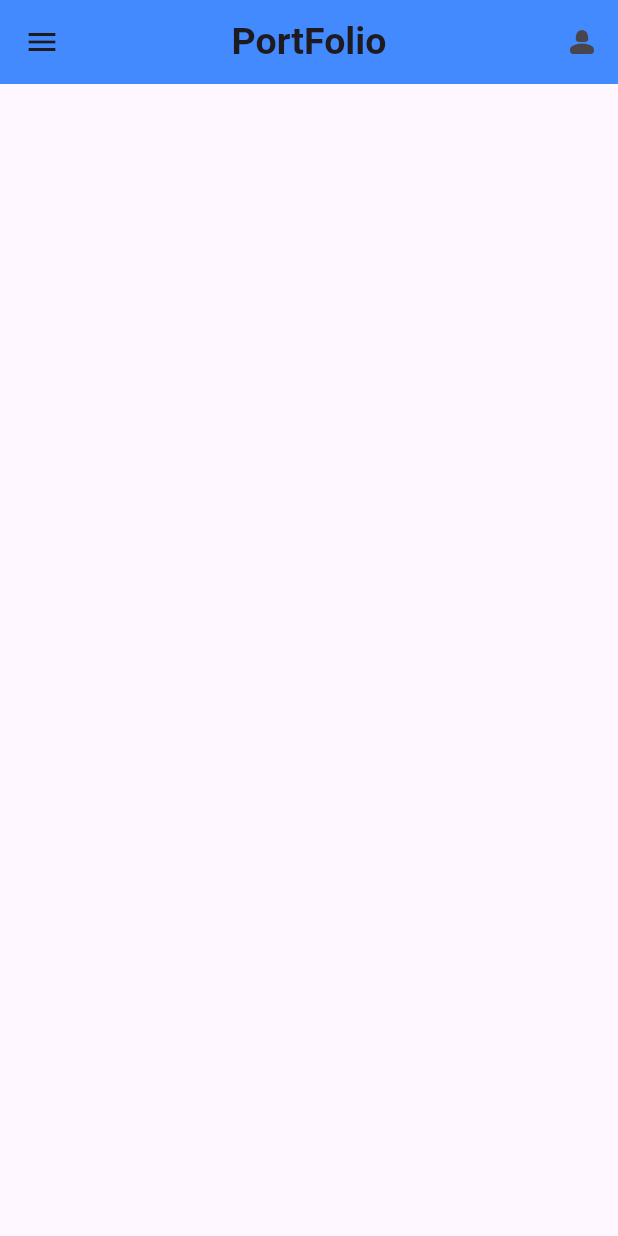
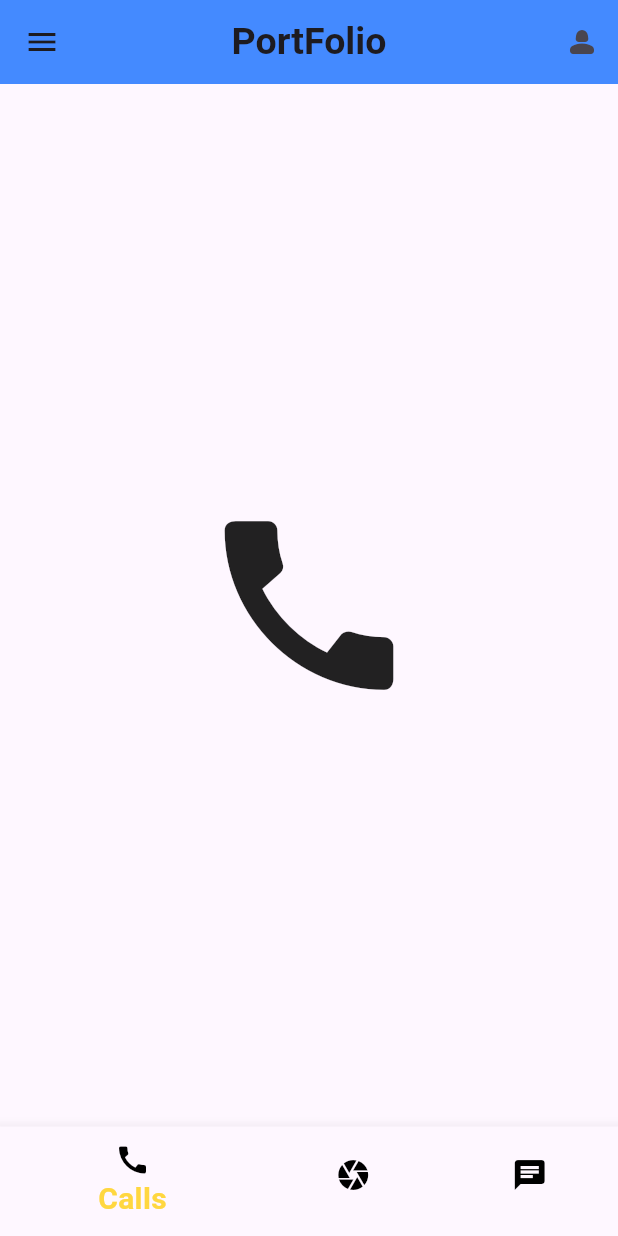
Before and after one commit to KHALEDKHLYAN/Flutter_SimpleStarting_App, a Flutter app: the screen it shows after launch, on a phone screen of 412 x 824 dp. Run offline on Flutter 3.47's test engine with Material 3 defaults, Android fonts, the phone set to English and light mode, and no system bars.

Commit message:
portfolio app

```diff
--- a/starting_app1/lib/main.dart
+++ b/starting_app1/lib/main.dart
@@ -1,4 +1,5 @@
 import 'package:flutter/material.dart';
+import 'package:starting_app1/screens/start_page.dart';
 
 void main() {
   runApp(const MyApp());
@@ -9,53 +10,9 @@ class MyApp extends StatelessWidget {
 
   @override
   Widget build(BuildContext context) {
-    return MaterialApp(
+    return  MaterialApp(
       debugShowCheckedModeBanner: false,
-      title: 'Flutter Demo',
-      themeMode: ThemeMode.dark,
-      home: Scaffold(
-        appBar: AppBar(
-          centerTitle: true,
-          title: const Text(
-            'PortFolio',
-            style: TextStyle(fontSize: 25.0, fontWeight: FontWeight.bold),
-          ),
-          backgroundColor: Colors.blueAccent,
-          actions: [
-            IconButton(
-                icon: const Icon(Icons.person_2_rounded), onPressed: () {})
-          ],
-        ),
-        drawer: Drawer(
-          child: ListView(
-            padding: EdgeInsets.zero,
-            children: [
-              const UserAccountsDrawerHeader(
-                accountEmail: Text('Khaledkhlyan@gmail.com'),
-                accountName: Text('KHALED_4Cus'),
-                currentAccountPicture: CircleAvatar(
-                  foregroundImage: AssetImage('assets/bleach.jpg'),
-                ),
-              ),
-              customBuildListTile(Icons.home, 'Home Page 1', () {
-                Navigator.pop(context);
-              }),
-              customBuildListTile(Icons.train, 'Train Page 2', () {
-                Navigator.pop(context);
-              }),
-            ],
-          ),
-        ),
-      ),
+      theme: ThemeData(primarySwatch: Colors.deepPurple),
+      home: const MyFirstApp(),
     );
-  }
-}
-
-
-ListTile customBuildListTile(IconData icon, String text, VoidCallback onTap) {
-  return ListTile(
-    leading: Icon(icon),
-    title: Text(text),
-    onTap: onTap,
-  );
-}
+  }}
--- /dev/null
+++ b/starting_app1/lib/screens/start_page.dart
@@ -0,0 +1,121 @@
+import 'package:flutter/material.dart';
+
+class MyFirstApp extends StatefulWidget {
+  const MyFirstApp({super.key});
+
+  @override
+  State<MyFirstApp> createState() => _MyFirstAppState();
+}
+
+class _MyFirstAppState extends State<MyFirstApp> {
+  int _selectedIndex = 0;
+  void _onItemTapped(int index) {
+    setState(() {
+      _selectedIndex = index;
+    });
+  }
+
+  @override
+  Widget build(BuildContext context) {
+    // ignore: no_leading_underscores_for_local_identifiers
+    const List<Widget> _pages = <Widget>[
+      Icon(
+        Icons.call,
+        size: 150,
+      ),
+      Icon(
+        Icons.camera,
+        size: 150,
+      ),
+      Icon(
+        Icons.chat,
+        size: 150,
+      ),
+    ];
+
+    return MaterialApp(
+      debugShowCheckedModeBanner: false,
+      title: 'Flutter Demo',
+      themeMode: ThemeMode.dark,
+      home: Scaffold(
+        appBar: AppBar(
+          centerTitle: true,
+          title: const Text(
+            'PortFolio',
+            style: TextStyle(fontSize: 25.0, fontWeight: FontWeight.bold),
+          ),
+          backgroundColor: Colors.blueAccent,
+          actions: [
+            IconButton(
+                icon: const Icon(Icons.person_2_rounded), onPressed: () {})
+          ],
+        ),
+        drawer: Drawer(
+          child: ListView(
+            padding: EdgeInsets.zero,
+            children: [
+              const UserAccountsDrawerHeader(
+                accountEmail: Text('Khaledkhlyan@gmail.com'),
+                accountName: Text('KHALED_4Cus'),
+                currentAccountPicture: CircleAvatar(
+                  foregroundImage: AssetImage('assets/bleach.jpg'),
+                ),
+              ),
+              customBuildListTile(Icons.home, 'Home Page 1', () {
+                Navigator.pop(context);
+              }),
+              customBuildListTile(Icons.train, 'Train Page 2', () {
+                Navigator.pop(context);
+              }),
+            ],
+          ),
+        ),
+        bottomNavigationBar: BottomNavigationBar(
+          backgroundColor: Colors.grey[800],
+          type: BottomNavigationBarType.shifting,
+          selectedFontSize: 20,
+          selectedIconTheme: const IconThemeData(color: Colors.amberAccent),
+          selectedItemColor: Colors.amberAccent,
+          selectedLabelStyle: const TextStyle(fontWeight: FontWeight.bold),
+          items: const <BottomNavigationBarItem>[
+            BottomNavigationBarItem(
+              icon: Icon(Icons.call,color: Colors.black),
+              label: 'Calls',
+            ),
+            BottomNavigationBarItem(
+              icon: Icon(Icons.camera, color: Colors.black),
+              label: 'Camera',
+            ),
+            BottomNavigationBarItem(
+              icon: Icon(Icons.chat,color: Colors.black,),
+              label: 'Chats',
+            ),
+          ],
+          currentIndex: _selectedIndex,
+          // selectedItemColor: Colors.deepOrangeAccent,
+          onTap: _onItemTapped,
+          // backgroundColor: Colors.grey[800],
+        ),
+        body: Center(
+          child: _pages.elementAt(_selectedIndex), //New
+        ),
+      ),
+    );
+  }
+}
+
+ListTile customBuildListTile(IconData icon, String text, VoidCallback onTap) {
+  return ListTile(
+    leading: Icon(icon),
+    title: Text(text),
+    onTap: onTap,
+  );
+}
+
+BottomNavigationBarItem buildBottomNavigationBarItem(
+    IconData icon, String label) {
+  return BottomNavigationBarItem(
+    icon: Icon(icon),
+    label: label,
+  );
+}
```
Also changed, not shown: starting_app1/pubspec.lock.
